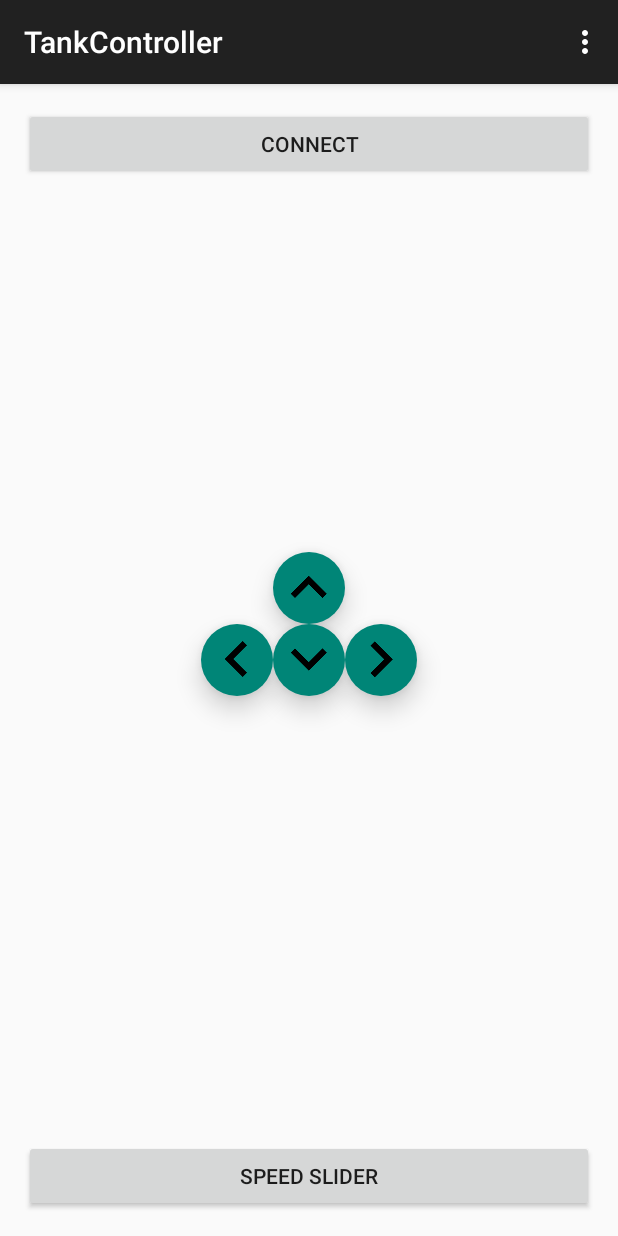
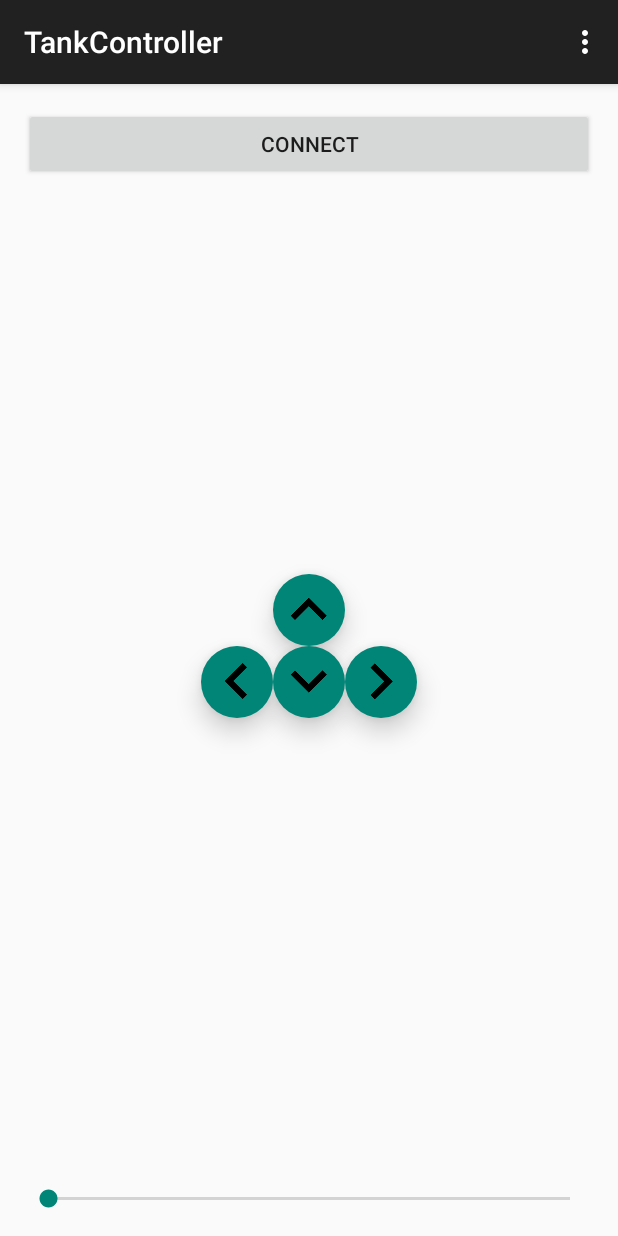
Before and after one commit to ShadZoth/TankController, an Android app: the screen it shows after launch (MainActivity), on a phone screen of 412 x 824 dp. Run offline under Robolectric (Android 15) with nearby library versions, the phone set to English and light mode, and no system bars.

Commit message:
Interface is ready

```diff
--- a/app/src/main/res/layout/fragment_main.xml
+++ b/app/src/main/res/layout/fragment_main.xml
@@ -66,10 +66,9 @@
             tools:ignore="ContentDescription,RtlHardcoded,UnusedAttribute" />
     </RelativeLayout>
 
-    <Button
+    <SeekBar
         android:id="@+id/speed_slider"
         android:layout_width="match_parent"
-        android:layout_height="wrap_content"
-        android:text="Speed slider" />
+        android:layout_height="wrap_content" />
 
 </LinearLayout>
```
